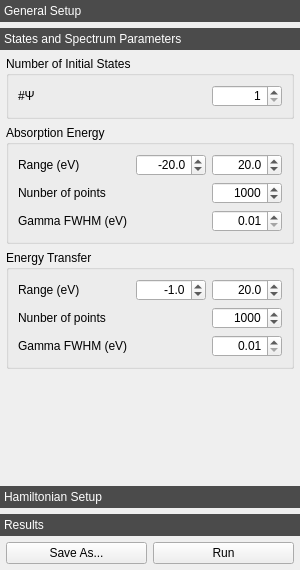
Qt form crispy/resources/gui/uis/quanty.ui (mretegan/crispy) before a commit.
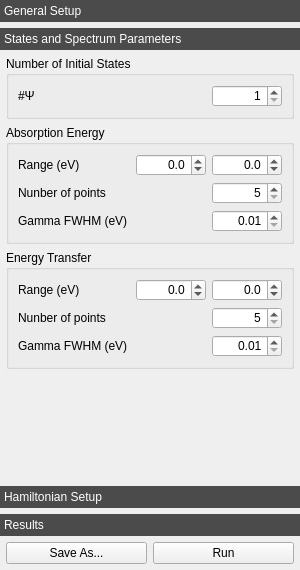
The same form after that commit. The open tabs and pages were chosen to show the change. Icons and pictures are not drawn. Custom widgets are drawn as their Qt base class.

Commit message: Set a maximum for the number of initial states to be calculated

What changed in the file:
```diff
--- a/crispy/resources/gui/uis/quanty.ui
+++ b/crispy/resources/gui/uis/quanty.ui
@@ -369,9 +369,6 @@
                <property name="maximum">
                 <double>99.000000000000000</double>
                </property>
-               <property name="value">
-                <double>-20.000000000000000</double>
-               </property>
               </widget>
              </item>
              <item>
@@ -394,9 +391,6 @@
                <property name="maximum">
                 <double>99.000000000000000</double>
                </property>
-               <property name="value">
-                <double>20.000000000000000</double>
-               </property>
               </widget>
              </item>
             </layout>
@@ -436,9 +430,6 @@
                <property name="maximum">
                 <double>10000.000000000000000</double>
                </property>
-               <property name="value">
-                <double>1000.000000000000000</double>
-               </property>
               </widget>
              </item>
             </layout>
@@ -532,9 +523,6 @@
                <property name="maximum">
                 <double>99.000000000000000</double>
                </property>
-               <property name="value">
-                <double>-1.000000000000000</double>
-               </property>
               </widget>
              </item>
              <item>
@@ -557,9 +545,6 @@
                <property name="maximum">
                 <double>99.000000000000000</double>
                </property>
-               <property name="value">
-                <double>20.000000000000000</double>
-               </property>
               </widget>
              </item>
             </layout>
@@ -605,9 +590,6 @@
                <property name="maximum">
                 <double>10000.000000000000000</double>
                </property>
-               <property name="value">
-                <double>1000.000000000000000</double>
-               </property>
               </widget>
              </item>
             </layout>
```
Left out of the diff: 8 changed lines with no effect on the pictures. The commit also changes 2 other files.
